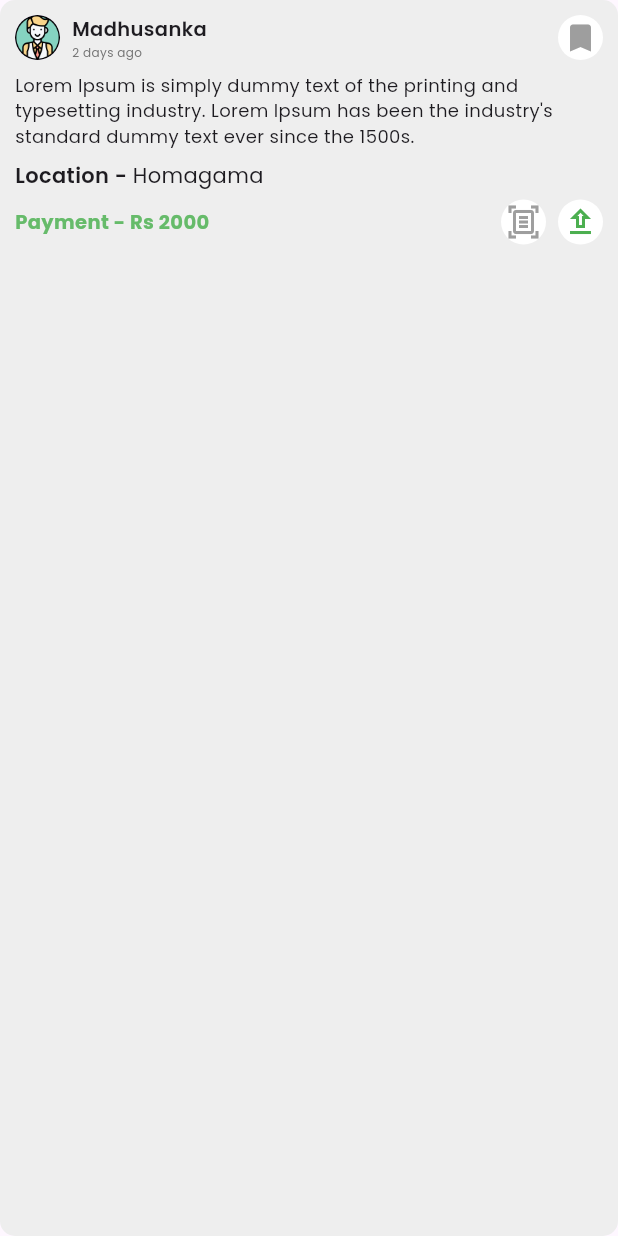
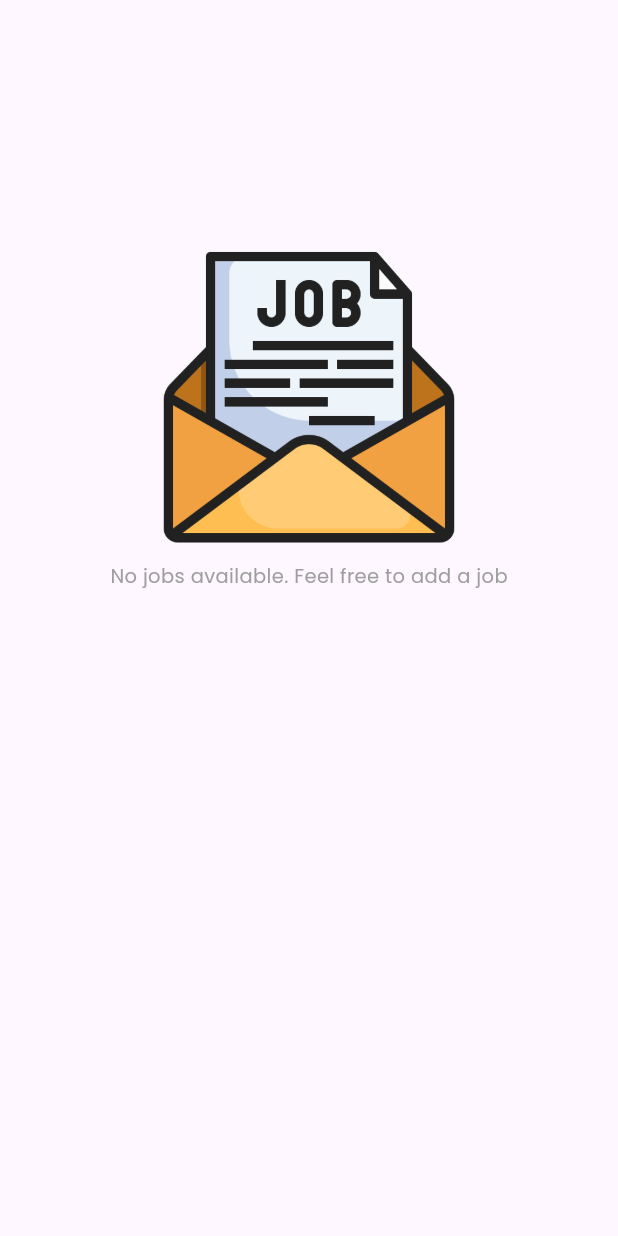
Before and after one commit to sahanDlenora/gig_finder, a Flutter app: the JobCard widget shown alone on an empty page, opened directly, on a phone screen of 412 x 824 dp. Run offline on Flutter 3.47's test engine with Material 3 defaults, Android fonts, the phone set to English and light mode, and no system bars; our stand-ins replace cloud_firestore, firebase_auth, firebase_core, firebase_storage, go_router, google_fonts and 3 more; missing offline and left inert: dart:ffi; accounts and stored records are empty; network calls fail.

Commit message:
Update job card

```diff
--- a/lib/main.dart
+++ b/lib/main.dart
@@ -29,7 +29,7 @@ class MyApp extends StatelessWidget {
           unselectedItemColor: Colors.grey,
         ),
         snackBarTheme: const SnackBarThemeData(
-          backgroundColor: mainOrangeColor,
+          backgroundColor: Color(0xff2a8a25),
           contentTextStyle: TextStyle(
             color: mainWhiteColor,
             fontSize: 16,
--- a/lib/service/job/job_service.dart
+++ b/lib/service/job/job_service.dart
@@ -0,0 +1,39 @@
+import 'package:cloud_firestore/cloud_firestore.dart';
+import 'package:gig_finder/models/job_model.dart';
+
+class JobService {
+  //create the firestore collection reference
+  final CollectionReference jobCollection =
+      FirebaseFirestore.instance.collection("jobs");
+
+  // Add a new job
+  Future<void> createNewJob(Job job) async {
+    try {
+      // Convert the job object to a map
+      final Map<String, dynamic> data = job.toJson();
+
+      // Add the job to the collection
+      final DocumentReference docRef = await jobCollection.add(data);
+
+      // Update the job document with generated ID
+      await docRef.update({'id': docRef.id});
+      print("job saved");
+    } catch (error) {
+      print('Error creating job : $error');
+    }
+  }
+
+  //Get all jobs as a stream list of job
+  Stream<List<Job>> get jobs {
+    try {
+      return jobCollection.snapshots().map((snapshot) {
+        return snapshot.docs
+            .map((doc) => Job.fromJson(doc.data() as Map<String, dynamic>))
+            .toList();
+      });
+    } catch (error) {
+      print(error);
+      return Stream.empty();
+    }
+  }
+}
--- a/lib/views/auth_views/register.dart
+++ b/lib/views/auth_views/register.dart
@@ -76,7 +76,8 @@ class _RegisterScreenState extends State<RegisterScreen> {
 
       // Show snackbar
       if (context.mounted) {
-        UtilFunctions().showSnackBar(context, "User created Successfully..");
+        UtilFunctions().showSnackBar(
+            context: context, message: "User created Successfully..");
       }
       // Navigate to the main screen
       GoRouter.of(context).go('/main-screen');
@@ -85,7 +86,8 @@ class _RegisterScreenState extends State<RegisterScreen> {
       // Show snackbar with error message
       if (context.mounted) {
         UtilFunctions().showSnackBar(
-            context, "Error signing up with email and password: $e");
+            context: context,
+            message: "Error signing up with email and password: $e");
       }
     }
   }
--- a/lib/widgets/reusable/job_card.dart
+++ b/lib/widgets/reusable/job_card.dart
@@ -1,4 +1,5 @@
 import 'package:flutter/material.dart';
+import 'package:gig_finder/service/job/job_service.dart';
 import 'package:gig_finder/widgets/reusable/custom_button.dart';
 
 class JobCard extends StatefulWidget {
@@ -11,7 +12,54 @@ class JobCard extends StatefulWidget {
 class _JobCardState extends State<JobCard> {
   @override
   Widget build(BuildContext context) {
-    return Container(
+    return StreamBuilder(
+      stream: JobService().jobs,
+      builder: (context, snapshot) {
+        if (snapshot.connectionState == ConnectionState.waiting) {
+          return Center(
+            child: CircularProgressIndicator(),
+          );
+        } else if (snapshot.hasError) {
+          return Center(
+            child: Text("Error : ${snapshot.error}"),
+          );
+        } else if (!snapshot.hasData || snapshot.data!.isEmpty) {
+          return Center(
+            child: Padding(
+              padding: EdgeInsets.symmetric(
+                vertical: MediaQuery.of(context).size.height / 5,
+              ),
+              child: Column(
+                children: [
+                  Image.asset(
+                    "assets/a.png",
+                    width: 200,
+                  ),
+                  SizedBox(
+                    height: 10,
+                  ),
+                  Text(
+                    "No jobs available. Feel free to add a job",
+                    style: TextStyle(
+                      color: Colors.grey,
+                      fontSize: 13,
+                    ),
+                  ),
+                ],
+              ),
+            ),
+          );
+        } else {
+          final jobs = snapshot.data!;
+          return ListView.builder(
+            shrinkWrap: true,
+            physics: NeverScrollableScrollPhysics(),
+            itemCount: jobs.length,
+            itemBuilder: (context, index) {
+              final job = jobs[index];
+              return Padding(
+                padding: const EdgeInsets.only(bottom: 16),
+                child: Container(
                   width: double.infinity,
                   decoration: BoxDecoration(
                     color: Colors.grey.shade200,
@@ -37,7 +85,8 @@ class _JobCardState extends State<JobCard> {
                                   child: Center(
                                     child: CircleAvatar(
                                       radius: 100,
-                          backgroundImage: AssetImage("assets/n.png"),
+                                      backgroundImage:
+                                          AssetImage("assets/n.png"),
                                     ),
                                   ),
                                 ),
@@ -85,7 +134,7 @@ class _JobCardState extends State<JobCard> {
                           height: 8,
                         ),
                         Text(
-              "Lorem Ipsum is simply dummy text of the printing and typesetting industry. Lorem Ipsum has been the industry's standard dummy text ever since the 1500s.",
+                          job.title,
                           style: TextStyle(
                             fontSize: 12,
                           ),
@@ -101,7 +150,7 @@ class _JobCardState extends State<JobCard> {
                                 fontWeight: FontWeight.w600,
                               ),
                             ),
-                Text("Homagama"),
+                            Text(job.location),
                           ],
                         ),
                         SizedBox(
@@ -111,7 +160,7 @@ class _JobCardState extends State<JobCard> {
                           mainAxisAlignment: MainAxisAlignment.spaceBetween,
                           children: [
                             Text(
-                  "Payment - Rs 2000",
+                              "Payment - Rs ${job.salary}",
                               style: TextStyle(
                                 fontSize: 13,
                                 color: Colors.green.shade400,
@@ -161,6 +210,12 @@ class _JobCardState extends State<JobCard> {
                       ],
                     ),
                   ),
+                ),
+              );
+            },
+          );
+        }
+      },
     );
   }
 }
```
Also changed, not shown: lib/models/job_model.dart (+25 -11 lines), lib/utils/functions/functions.dart (+7 -6 lines), lib/views/auth_views/login.dart (+8 -4 lines), lib/views/main_views/home_screen.dart (+6 -2 lines), lib/views/main_views/sub_pages/add_jobs.dart (+41 -1 lines), assets/a.png (added). Lines whose indentation alone changed are shown as unchanged.
